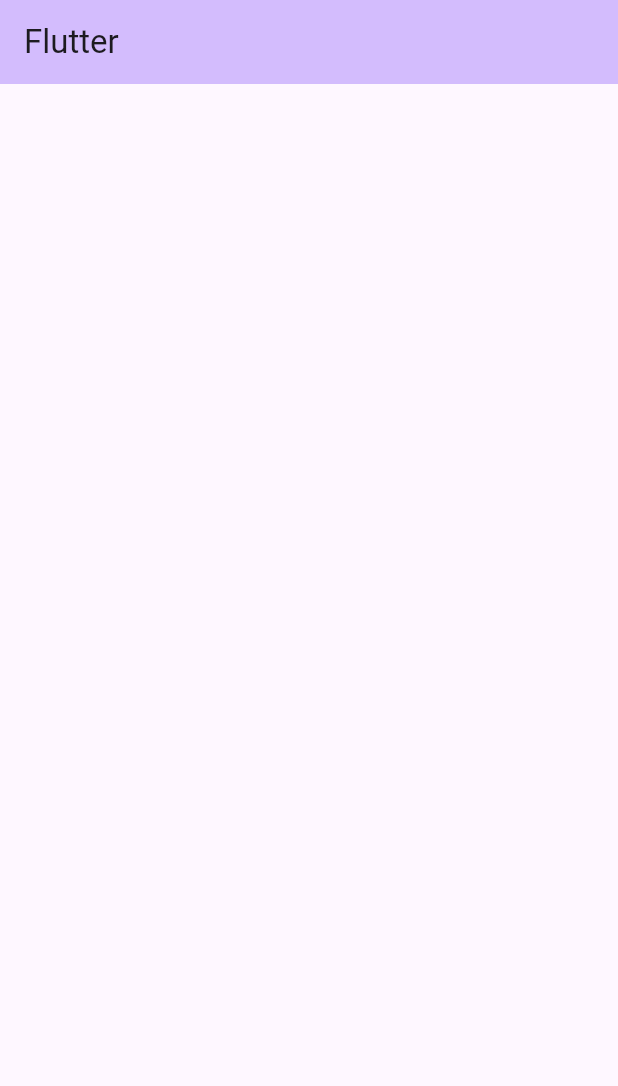
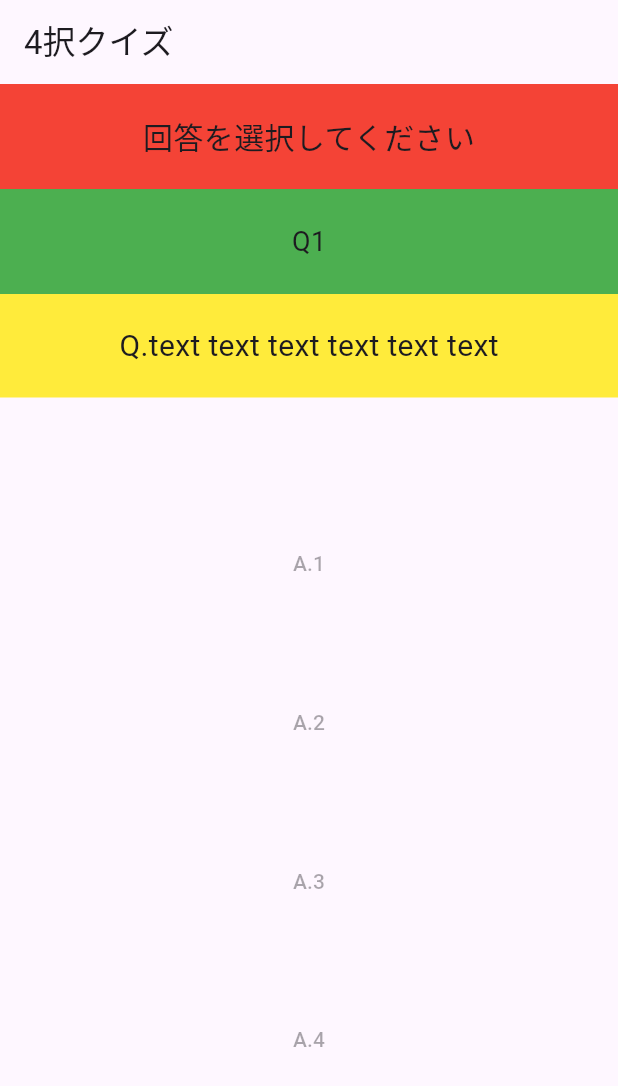
Before and after one commit to shim369/Flutter-Quiz-App, a Flutter app: the screen it shows after launch, on a phone screen of 412 x 824 dp. Shown: the top 1086 px of the screen. Run offline on Flutter 3.47's test engine with Material 3 defaults, Android fonts, the phone set to English and light mode, and no system bars.

Commit message:
add code

```diff
--- a/lib/main.dart
+++ b/lib/main.dart
@@ -1,42 +1,111 @@
 import 'package:flutter/material.dart';
 
-void main() {
-  runApp(const MyApp());
-}
+void main() => runApp(const MyApp());
 
 class MyApp extends StatelessWidget {
   const MyApp({super.key});
 
+  // This widget is the root of your application.
   @override
   Widget build(BuildContext context) {
     return MaterialApp(
-      title: 'Flutter',
       theme: ThemeData(
-        colorScheme: ColorScheme.fromSeed(seedColor: Colors.deepPurple),
-        useMaterial3: true,
+        primarySwatch: Colors.blue,
       ),
-      home: const MyHomePage(title: 'Flutter'),
+      home: const MyHomePage(),
     );
   }
 }
 
-class MyHomePage extends StatefulWidget {
-  const MyHomePage({super.key, required this.title});
-
-  final String title;
-
-  @override
-  State<MyHomePage> createState() => _MyHomePageState();
-}
-
-class _MyHomePageState extends State<MyHomePage> {
+class MyHomePage extends StatelessWidget {
+  const MyHomePage({super.key});
 
   @override
   Widget build(BuildContext context) {
     return Scaffold(
       appBar: AppBar(
-        backgroundColor: Theme.of(context).colorScheme.inversePrimary,
-        title: Text(widget.title),
+        title: const Text('4択クイズ'),
+      ),
+      body: Center(
+        child: Column(
+          mainAxisAlignment: MainAxisAlignment.start,
+          children: [
+            Container(
+              height: 70,
+              color: Colors.red,
+              child: const Center(
+                child: Text(
+                  '回答を選択してください',
+                  style: TextStyle(fontSize: 20),
+                ),
+              ),
+            ),
+            Container(
+              height: 70,
+              color: Colors.green,
+              child: const Center(
+                child: Text(
+                  'Q1',
+                  style: TextStyle(fontSize: 18),
+                ),
+              ),
+            ),
+            Container(
+              color: Colors.yellow,
+              child: const Padding(
+                padding: EdgeInsets.all(20.0),
+                child: Center(
+                  child: Text(
+                    'Q.text text text text text text',
+                    style: TextStyle(fontSize: 20),
+                  ),
+                ),
+              ),
+            ),
+            const Expanded(
+              child: Padding(
+                padding: EdgeInsets.fromLTRB(50.0, 30.0, 50.0, 50.0),
+                child: Column(
+                  mainAxisAlignment: MainAxisAlignment.spaceEvenly,
+                  children: [
+                    SizedBox(
+                        width: double.infinity,
+                        height: 50,
+                        child: TextButton(
+                          onPressed: null,
+                          child: Text('A.1'),
+                        )
+                    ),
+                    SizedBox(
+                      width: double.infinity,
+                      height: 50,
+                      child: TextButton(
+                        onPressed: null,
+                        child: Text('A.2'),
+                      ),
+                    ),
+                    SizedBox(
+                      width: double.infinity,
+                      height: 50,
+                      child: TextButton(
+                        onPressed: null,
+                        child: Text('A.3'),
+                      ),
+                    ),
+                    SizedBox(
+                      width: double.infinity,
+                      height: 50,
+                      child: TextButton(
+                        onPressed: null,
+                        child: Text('A.4'),
+                      ),
+                    ),
+                  ],
+                ),
+              ),
+            )
+          ],
+        ),
       ),
     );
   }
```
